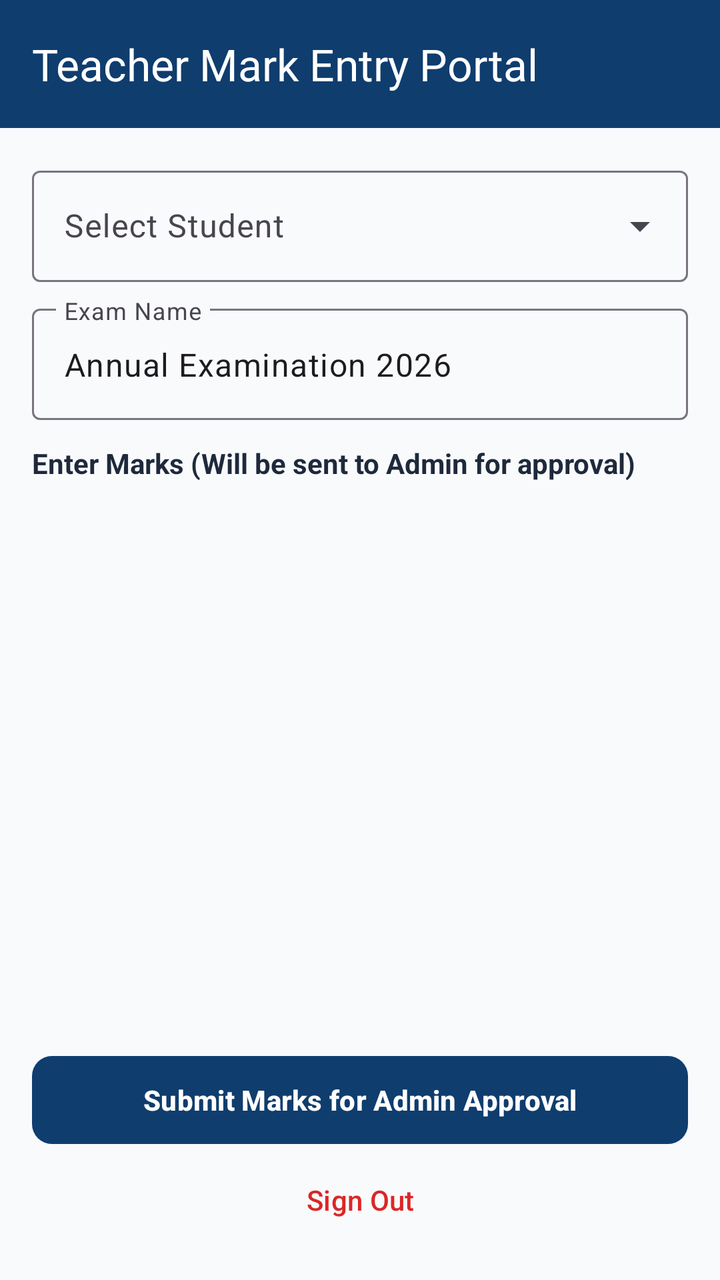
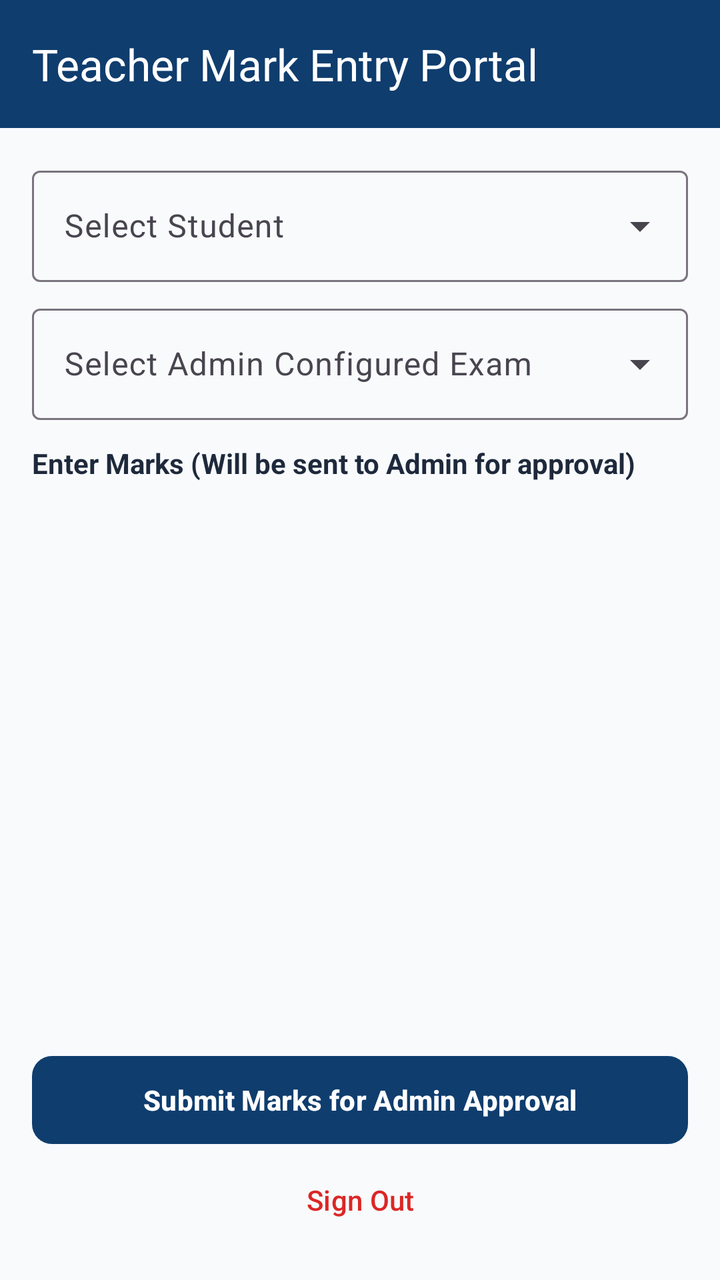

Compare the two renders of this Android layout. The source of the first and the diff that turns it into the second are given below.
<!-- AndroidManifest.xml: application theme Theme.SchoolManager -->
<!-- res/layout/activity_teacher_portal.xml -->
<?xml version="1.0" encoding="utf-8"?>
<androidx.coordinatorlayout.widget.CoordinatorLayout
    xmlns:android="http://schemas.android.com/apk/res/android"
    xmlns:app="http://schemas.android.com/apk/res-auto"
    android:layout_width="match_parent"
    android:layout_height="match_parent"
    android:background="#F8FAFC">

    <com.google.android.material.appbar.AppBarLayout
        android:layout_width="match_parent"
        android:layout_height="wrap_content">

        <com.google.android.material.appbar.MaterialToolbar
            android:id="@+id/toolbar"
            android:layout_width="match_parent"
            android:layout_height="?attr/actionBarSize"
            android:background="#0F3D6E"
            app:title="Teacher Mark Entry Portal"
            app:titleTextColor="@android:color/white" />
    </com.google.android.material.appbar.AppBarLayout>

    <LinearLayout
        android:layout_width="match_parent"
        android:layout_height="match_parent"
        android:orientation="vertical"
        android:padding="16dp"
        app:layout_behavior="@string/appbar_scrolling_view_behavior">

        <com.google.android.material.textfield.TextInputLayout
            style="@style/Widget.Material3.TextInputLayout.OutlinedBox.ExposedDropdownMenu"
            android:layout_width="match_parent"
            android:layout_height="wrap_content"
            android:hint="Select Student">

            <AutoCompleteTextView
                android:id="@+id/actvStudent"
                android:layout_width="match_parent"
                android:layout_height="wrap_content"
                android:inputType="none" />
        </com.google.android.material.textfield.TextInputLayout>

        <com.google.android.material.textfield.TextInputLayout
            style="@style/Widget.Material3.TextInputLayout.OutlinedBox"
            android:layout_width="match_parent"
            android:layout_height="wrap_content"
            android:layout_marginTop="8dp"
            android:hint="Exam Name">

            <com.google.android.material.textfield.TextInputEditText
                android:id="@+id/etExamName"
                android:layout_width="match_parent"
                android:layout_height="wrap_content"
                android:text="Annual Examination 2026" />
        </com.google.android.material.textfield.TextInputLayout>

        <TextView
            android:layout_width="wrap_content"
            android:layout_height="wrap_content"
            android:layout_marginTop="12dp"
            android:layout_marginBottom="4dp"
            android:text="Enter Marks (Will be sent to Admin for approval)"
            android:textColor="#1E293B"
            android:textStyle="bold" />

        <androidx.recyclerview.widget.RecyclerView
            android:id="@+id/rvMarks"
            android:layout_width="match_parent"
            android:layout_height="0dp"
            android:layout_weight="1" />

        <com.google.android.material.button.MaterialButton
            android:id="@+id/btnSubmitToAdmin"
            android:layout_width="match_parent"
            android:layout_height="52dp"
            android:layout_marginTop="8dp"
            android:text="Submit Marks for Admin Approval"
            android:textStyle="bold"
            app:cornerRadius="10dp"
            app:backgroundTint="#0F3D6E" />

        <com.google.android.material.button.MaterialButton
            android:id="@+id/btnTeacherLogout"
            style="@style/Widget.Material3.Button.TextButton"
            android:layout_width="match_parent"
            android:layout_height="wrap_content"
            android:text="Sign Out"
            android:textColor="#DC2626" />

    </LinearLayout>
</androidx.coordinatorlayout.widget.CoordinatorLayout>
<!-- resources referenced by this layout -->
<resources>
  <style name="Theme.SchoolManager" parent="Theme.Material3.DayNight.NoActionBar">
          <item name="colorPrimary">#0F3D6E</item>
          <item name="colorOnPrimary">#FFFFFF</item>
          <item name="colorSecondary">#D97706</item>
          
          <item name="colorSecondaryContainer">#FEF3C7</item>
          <item name="colorOnSecondaryContainer">#0F3D6E</item>
          <item name="android:statusBarColor">#0F3D6E</item>
          <item name="android:windowLightStatusBar">false</item>
      </style>
</resources>

<!-- the commit's change to res/layout/activity_teacher_portal.xml (unified diff, before → after) -->
@@ -40,17 +40,17 @@
         </com.google.android.material.textfield.TextInputLayout>
 
         <com.google.android.material.textfield.TextInputLayout
-            style="@style/Widget.Material3.TextInputLayout.OutlinedBox"
+            style="@style/Widget.Material3.TextInputLayout.OutlinedBox.ExposedDropdownMenu"
             android:layout_width="match_parent"
             android:layout_height="wrap_content"
             android:layout_marginTop="8dp"
-            android:hint="Exam Name">
+            android:hint="Select Admin Configured Exam">
 
-            <com.google.android.material.textfield.TextInputEditText
-                android:id="@+id/etExamName"
+            <AutoCompleteTextView
+                android:id="@+id/actvExam"
                 android:layout_width="match_parent"
                 android:layout_height="wrap_content"
-                android:text="Annual Examination 2026" />
+                android:inputType="none" />
         </com.google.android.material.textfield.TextInputLayout>
 
         <TextView
